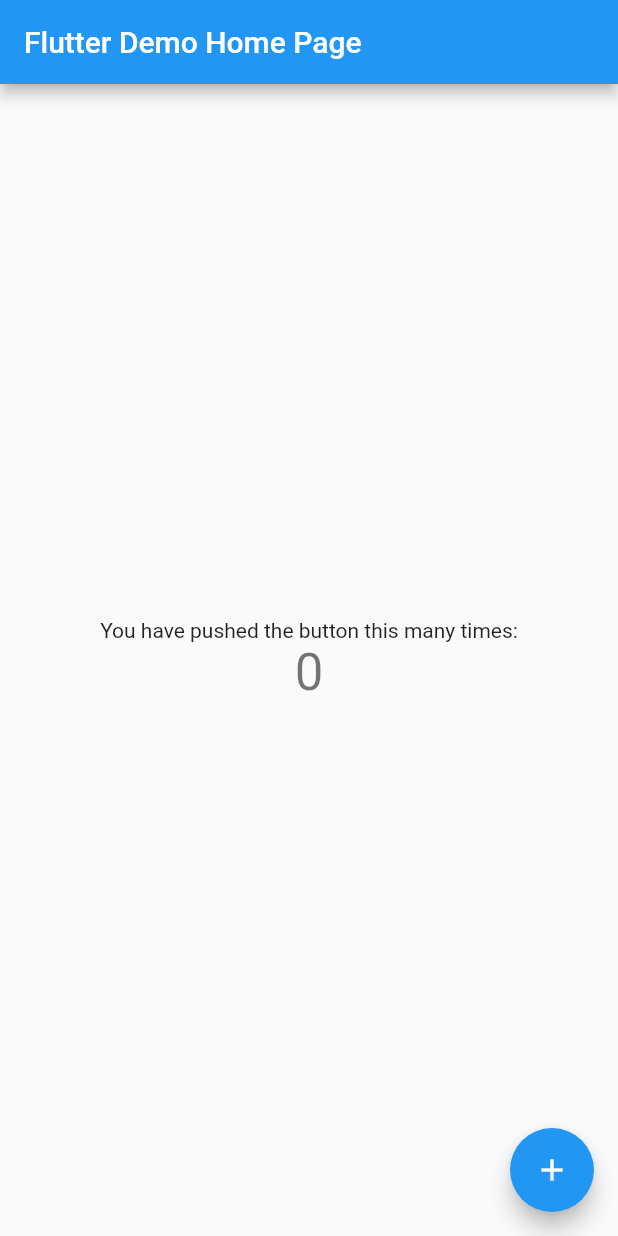
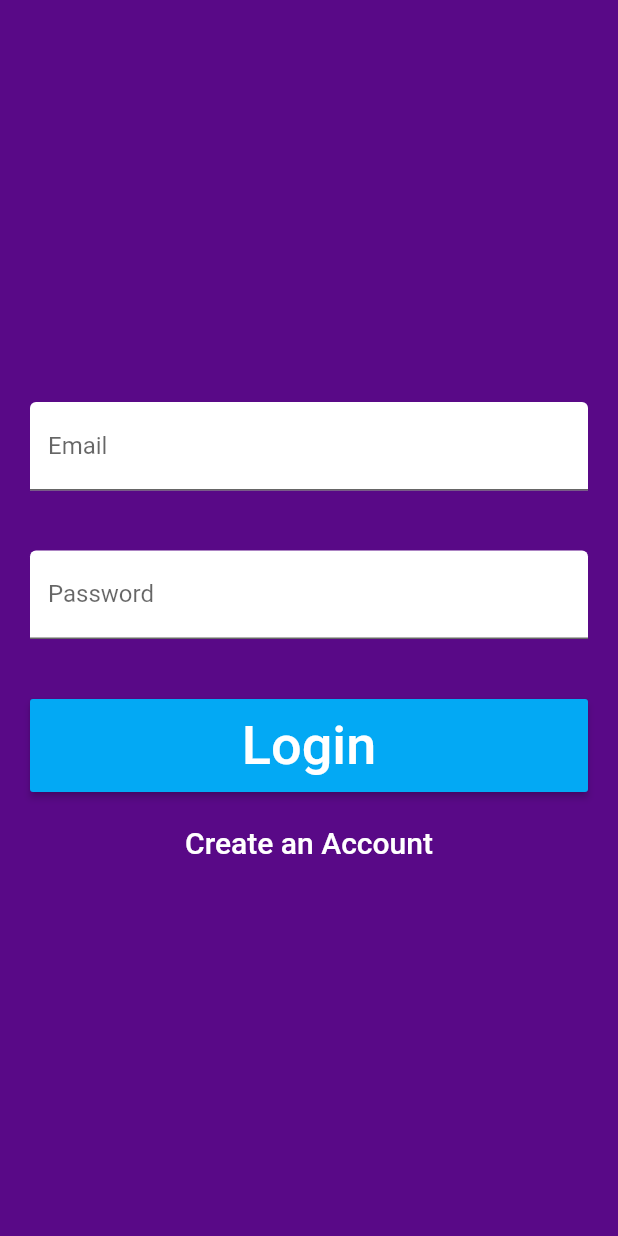
Before and after one commit to 1001rmd/IndiaPavilion, a Flutter app: the screen it shows after launch, on a phone screen of 412 x 824 dp. Run offline on Flutter 3.47's test engine with Material 2 defaults, Android fonts, the phone set to English and light mode, and no system bars; our stand-ins replace firebase_auth; accounts and stored records are empty.

Commit message:
Android Login and User Creation v1

```diff
--- /dev/null
+++ b/lib/Auth.dart
@@ -0,0 +1,267 @@
+import 'package:flutter/material.dart';
+import 'package:firebase_auth/firebase_auth.dart';
+
+
+class LoginPage extends StatefulWidget {
+
+  @override
+  State<StatefulWidget> createState() => new _LoginPageState();
+
+}
+
+enum FormType{
+  login,
+  register
+}
+
+class _LoginPageState extends State<LoginPage>{
+
+  //User information
+  String _email;
+  String _password;
+  String _name;
+  String _phoneNumber;
+  String _passwordRetype;
+
+  //Form information
+  final formKey = new GlobalKey<FormState>();
+  FormType _formType = FormType.login;
+
+  @override
+  Widget build(BuildContext context) {
+    return new Scaffold(
+        appBar: null,
+        body: buildForm()
+    );
+  }
+
+  //Validates and Saves the form
+  bool save(){
+    final form = formKey.currentState;
+
+    if(form.validate()){
+      form.save();
+      return true;
+    }else{
+      return false;
+    }
+  }
+
+  //Attempts to log in with form data
+  void login(){
+    if(save()){
+      try {
+        FirebaseAuth.instance
+            .signInWithEmailAndPassword(email: _email, password: _password);
+        print("success");
+      }catch(e){
+        print(e);
+      }
+    }
+  }
+
+  void createUser(){
+    if(save()){
+      if(_password.compareTo(_passwordRetype) != 0){
+        print("Passwords do not match");
+        //TODO Inform User of password mismatch
+      }else {
+        try {
+          FirebaseAuth.instance
+              .createUserWithEmailAndPassword(
+              email: _email, password: _password);
+          //TODO Add Data to Users table
+          toLogin();
+        } catch (e) {
+          print(e);
+        }
+      }
+    }
+  }
+
+  //Sets the form to register a new user
+  void toRegister(){
+    formKey.currentState.reset();
+    setState(() {
+      _formType = FormType.register;
+    });
+  }
+
+  //Sets the form to log in an established user
+  void toLogin(){
+    formKey.currentState.reset();
+    setState((){
+      _formType = FormType.login;
+    });
+    //TODO Redirect to Home page
+  }
+
+  //Decides whether to build the login form or the register form
+  Widget buildForm(){
+    if(_formType == FormType.login){
+      return loginForm();
+    }else{
+      return registerForm();
+    }
+  }
+
+  //Builds the login form
+  Container loginForm(){
+    return
+      new Container(
+        padding: EdgeInsets.symmetric(vertical: 0.0, horizontal:  20.0),
+        color: const Color(0xFF590987),
+        child: new Form(
+        key: formKey,
+        child: new Column(
+          crossAxisAlignment: CrossAxisAlignment.stretch,
+          mainAxisAlignment: MainAxisAlignment.center,
+          children: <Widget>[
+            new Container(
+              padding: EdgeInsets.symmetric(vertical: 20.0, horizontal: 0.0),
+              child: new TextFormField(
+                  decoration: new InputDecoration(
+                      labelText: "Email",
+                      fillColor: const Color(0xFFFFFFFF),
+                      filled: true
+                  ),
+                  validator: (value) => value.isEmpty ? "Email is empty" : null,
+                  onSaved: (value) => _email = value
+              )
+            ),
+            new Container(
+              padding:  EdgeInsets.fromLTRB( 0.0, 20.0, 0.0, 40.0),
+              child: new TextFormField(
+                decoration: new InputDecoration(
+                    labelText: "Password",
+                    fillColor: const Color(0xFFFFFFFF),
+                    filled: true
+                ),
+                validator: (value) => value.isEmpty ? "Password is empty" : null,
+                onSaved: (value) => _password = value,
+                obscureText: true,
+              )
+            ),
+            new ButtonTheme(
+              padding: EdgeInsets.symmetric(vertical: 10.0, horizontal: 0.0),
+              child: new RaisedButton(
+                child: new Text("Login", style: new TextStyle(color: Color(0xFFFFFFFF), fontSize: 36.0)),
+                onPressed: login,
+              )
+            ),
+            new Container(
+              child: new ButtonTheme(
+                  child: new FlatButton(
+                      padding: EdgeInsets.fromLTRB(0.0, 20.0, 0, 0),
+                      onPressed: toRegister,
+                      child: new Text("Create an Account", style: new TextStyle(color: Color(0xFFFFFFFF), fontSize: 20.0))
+                  )
+              )
+            )
+          ]
+        )
+      )
+    );
+  }
+
+  //Builds the register form
+  SingleChildScrollView registerForm(){
+    return
+      new SingleChildScrollView(
+        child: new Container(
+            padding: EdgeInsets.symmetric(vertical: 0.0, horizontal:  20.0),
+            color: const Color(0xFF590987),
+            child: new Form(
+                key: formKey,
+                child: new Column(
+                    crossAxisAlignment: CrossAxisAlignment.stretch,
+                    mainAxisAlignment: MainAxisAlignment.center,
+                    children: <Widget>[
+                      new SizedBox(width: double.infinity, height: 60.0),
+                      new Container( //Name
+                          padding: EdgeInsets.symmetric(vertical: 20.0, horizontal: 0.0),
+                          child: new TextFormField(
+                              decoration: new InputDecoration(
+                                  labelText: "Name",
+                                  fillColor: const Color(0xFFFFFFFF),
+                                  filled: true
+                              ),
+                              validator: (value) => value.isEmpty ? "Name is empty" : null,
+                              onSaved: (value) => _name = value
+                          )
+                      ),
+                      new Container( //Phone Number
+                          padding: EdgeInsets.symmetric(vertical: 20.0, horizontal: 0.0),
+                          child: new TextFormField(
+                              decoration: new InputDecoration(
+                                  labelText: "Phone Number",
+                                  fillColor: const Color(0xFFFFFFFF),
+                                  filled: true
+                              ),
+                              validator: (value) => (value.length != 10) ? "Not a Phone Number" : null,
+                              //TODO Validate Phone Number
+                              onSaved: (value) => _phoneNumber = value
+                          )
+                      ),
+                      new Container( //Email
+                          padding: EdgeInsets.symmetric(vertical: 20.0, horizontal: 0.0),
+                          child: new TextFormField(
+                              decoration: new InputDecoration(
+                                  labelText: "Email",
+                                  fillColor: const Color(0xFFFFFFFF),
+                                  filled: true
+                              ),
+                              validator: (value) => value.isEmpty ? "Email is empty" : null,
+                              onSaved: (value) => _email = value
+                          )
+                      ),
+                      new Container( //Password 1
+                          padding:  EdgeInsets.symmetric(vertical: 20.0, horizontal: 0.0),
+                          child: new TextFormField(
+                            decoration: new InputDecoration(
+                                labelText: "Password",
+                                fillColor: const Color(0xFFFFFFFF),
+                                filled: true
+                            ),
+                            validator: (value) => value.length < 6 ? "Password is empty" : null,
+                            onSaved: (value) => _password = value,
+                            obscureText: true,
+                          )
+                      ),
+                      new Container( //Password 2
+                          padding:  EdgeInsets.fromLTRB( 0.0, 20.0, 0.0, 40.0),
+                          child: new TextFormField(
+                            decoration: new InputDecoration(
+                                labelText: " Retype Password",
+                                fillColor: const Color(0xFFFFFFFF),
+                                filled: true
+                            ),
+                            validator: (value) => value.length < 6 ? "Passwords do not match" : null,
+                            onSaved: (value) => _passwordRetype = value,
+                            obscureText: true,
+                          )
+                      ),
+                      new ButtonTheme(
+                          padding: EdgeInsets.symmetric(vertical: 10.0, horizontal: 0.0),
+                          child: new RaisedButton(
+                            child: new Text("Create Account", style: new TextStyle(color: Color(0xFFFFFFFF), fontSize: 30.0)),
+                            onPressed: createUser,
+                          )
+                      ),
+                      new Container(
+                          child: new ButtonTheme(
+                              padding: EdgeInsets.fromLTRB(0.0, 20.0, 0, 40.0),
+                              child: new FlatButton(
+                                  onPressed: toLogin,
+                                  child: new Text("Log In", style: new TextStyle(color: Color(0xFFFFFFFF), fontSize: 20.0))
+                              )
+                          )
+                      )
+                    ]
+                )
+            )
+        )
+      );
+  }
+
+}
--- a/lib/main.dart
+++ b/lib/main.dart
@@ -1,4 +1,5 @@
 import 'package:flutter/material.dart';
+import 'Auth.dart';
 
 void main() => runApp(MyApp());
 
@@ -18,9 +19,9 @@ class MyApp extends StatelessWidget {
         // or simply save your changes to "hot reload" in a Flutter IDE).
         // Notice that the counter didn't reset back to zero; the application
         // is not restarted.
-        primarySwatch: Colors.blue,
+        primarySwatch: Colors.lightBlue,
       ),
-      home: MyHomePage(title: 'Flutter Demo Home Page'),
+      home: LoginPage(),
     );
   }
 }
--- a/pubspec.yaml
+++ b/pubspec.yaml
@@ -19,6 +19,7 @@ environment:
 dependencies:
   flutter:
     sdk: flutter
+  firebase_auth: 0.5.4
 
   # The following adds the Cupertino Icons font to your application.
   # Use with the CupertinoIcons class for iOS style icons.
```
Also changed, not shown: pubspec.lock, 3 other files.
